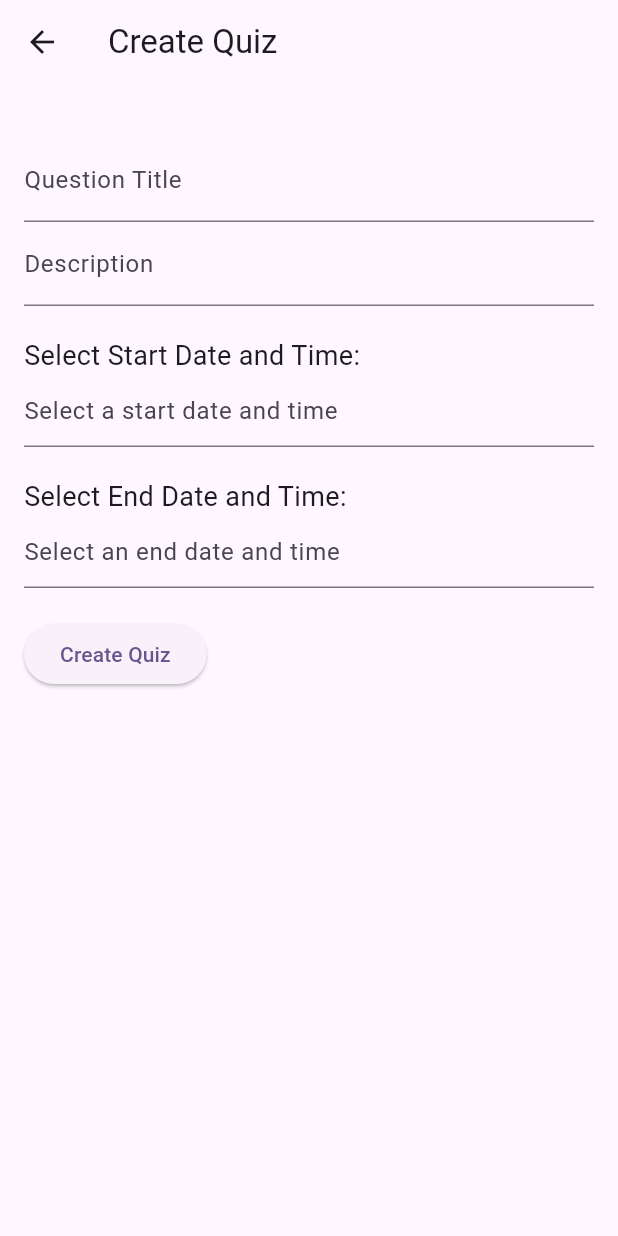
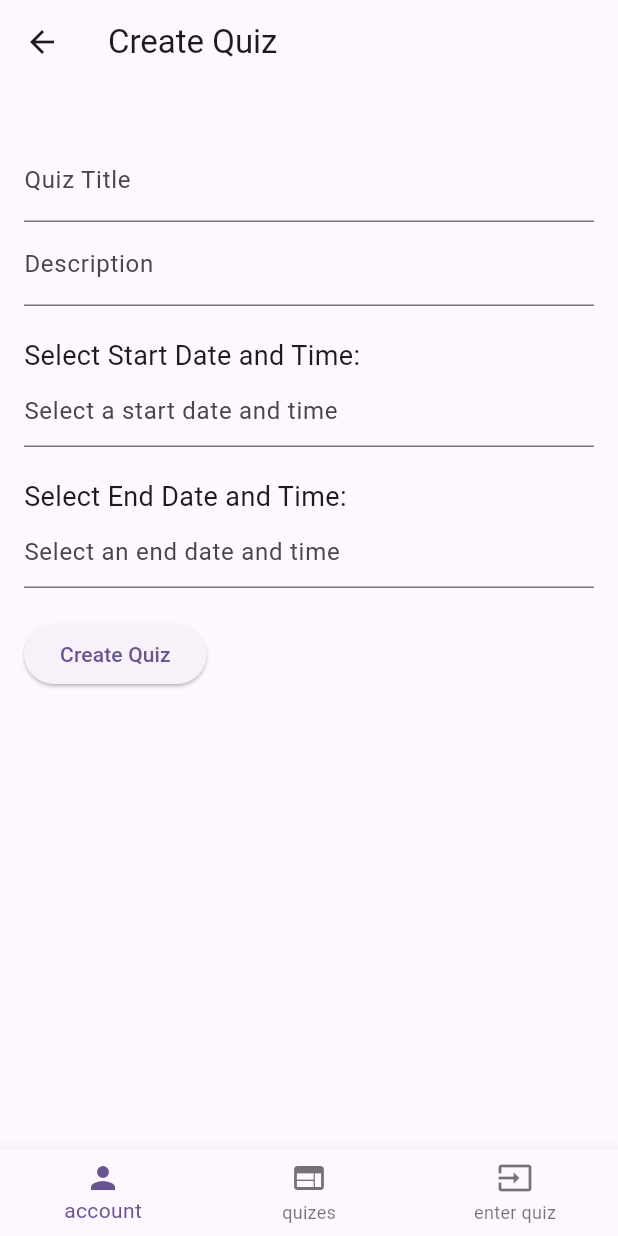
Before and after one commit to codemanbh/quizify, a Flutter app: the HomePage screen opened directly, after a tap on "Create Quiz", on a phone screen of 412 x 824 dp. Run offline on Flutter 3.47's test engine with Material 3 defaults, Android fonts, the phone set to English and light mode, and no system bars; our stand-ins replace cloud_firestore, firebase_auth, firebase_core, flutter_dotenv; accounts and stored records are empty.

Commit message:
int the way to refactor question in include deferent types of questions

```diff
--- a/lib/main.dart
+++ b/lib/main.dart
@@ -24,6 +24,7 @@ import './pages/AllQuizesPage.dart';
 import './pages/TestPage.dart';
 import './pages/LoginPage.dart';
 import './pages/EnterQuizIdPage.dart';
+import './pages/CreateQuizPage.dart';
 
 void main() async {
   await dotenv.load(); // loud the env variables
@@ -49,7 +50,7 @@ class MyApp extends StatelessWidget {
     return MaterialApp(
       title: 'Flutter Demo',
       initialRoute:
-          '/enterQuizIdPage', // change to what you are currently work on
+          '/createQuizPage', // change to what you are currently work on
       routes: {
         // all the routs (pages) in the app
         '/createQuiestionPage': (context) => CreateQuiestionPage(),
@@ -66,7 +67,8 @@ class MyApp extends StatelessWidget {
         '/loginPage': (context) => LoginPage(),
         '/enterQuizIdPage': (context) => EnterQuizIdPage(),
         // '/testPage': (context) =>
-        '/AdminProfilePage': (context) => AdminProfilePage()
+        '/AdminProfilePage': (context) => AdminProfilePage(),
+        '/createQuizPage': (context) => CreateQuizPage()
       },
       theme: ThemeData(
         colorScheme: ColorScheme.fromSeed(seedColor: Colors.deepPurple),
--- a/lib/models/Question.dart
+++ b/lib/models/Question.dart
@@ -6,16 +6,23 @@ import '../components/buildQuiz/WrittenWidget.dart';
 
 class Question {
   String id = '';
-  String quizId = ''; // Reference to the Quiz ID
+  String quizId = '';
   String question_type = "";
   String question_text = "";
-  List<String> possible_answers = [];
-  String? correct_answer = null;
-  double grade = 0;
-  bool isRequired = false;
+
+  List<String> possibleMcqAnswers = [];
+
+  double questionGrade = 0;
+  double studentGrade = 0;
+
+  bool? tfCorrectAnswer;
   bool? tfSelectedAnswer;
-  String? writtenAnswer;
-  int? mcqSelectedAnswer;
+
+  String? mcqCorrectAnswer;
+  String? mcqSelectedAnswer;
+
+  String? writtenCorrectAnswer;
+  String? writtenSelectedAnswer;
 
   dynamic getSelectedAnswer() {
     switch (question_type) {
@@ -41,7 +48,9 @@ class Question {
     Map<String, dynamic> selectedMap = {
       "questionID": id,
       "question_type": question_type,
-      "correct_answer": correct_answer,
+      "mcqCorrectAnswer": mcqCorrectAnswer,
+      "writtenCorrectAnswer": writtenCorrectAnswer,
+      "tfCorrectAnswer": tfCorrectAnswer,
     };
 
     // Assign grade based on the selected answer
--- a/lib/pages/CreateQuizPage.dart
+++ b/lib/pages/CreateQuizPage.dart
@@ -1,4 +1,6 @@
 import 'package:flutter/material.dart';
+import '../models/Quiz.dart';
+import '../components/CustomNavBar.dart';
 
 void main() {
   runApp(MyApp());
@@ -38,7 +40,7 @@ class HomePage extends StatelessWidget {
               child: Text('Create Quiz'),
             ),
             SizedBox(height: 10),
-            Text('Creat a new qize.',
+            Text('Creat a new Quiz',
                 style: TextStyle(
                     fontSize: 16,
                     color: Colors.red,
@@ -67,7 +69,7 @@ class CreateQuizPage extends StatefulWidget {
 }
 
 class _CreateQuizPageState extends State<CreateQuizPage> {
-  final TextEditingController _questionController = TextEditingController();
+  final TextEditingController _titleController = TextEditingController();
   final TextEditingController _descriptionController = TextEditingController();
   TextEditingController _startDateTimeController = TextEditingController();
   TextEditingController _endDateTimeController = TextEditingController();
@@ -75,23 +77,32 @@ class _CreateQuizPageState extends State<CreateQuizPage> {
   DateTime? _startDateTime;
   DateTime? _endDateTime;
 
-  void _createQuiz() {
-    final quiz = {
-      'questionText': _questionController.text,
-      'description': _descriptionController.text,
-      'startDateTime': _startDateTime?.toIso8601String(),
-      'endDateTime': _endDateTime?.toIso8601String(),
-    };
+  void goToCreateQuestionPage() {
+    // final quiz = {
+    //   'questionText': _questionController.value.text,
+    //   'description': _descriptionController.value.text, // TODO: make the get date logic
+    // 'startDateTime': _startDateTimeController.value?..toIso8601String(),
+    // 'endDateTime': _endDateTime?.toIso8601String(),
+    // };
 
-    print('Quiz Created: $quiz');
+    Quiz quiz = Quiz();
+    quiz.title = _titleController.value.text;
+    quiz.description = _descriptionController.value.text;
+    quiz.start_date = _startDateTime;
+    quiz.end_date = _endDateTime;
+
+    // print('Quiz Created: $quiz');
 
     // Clear inputs
-    _questionController.clear();
-    _descriptionController.clear();
-    _startDateTimeController.clear();
-    _endDateTimeController.clear();
-    _startDateTime = null;
-    _endDateTime = null;
+    // _questionController.clear();
+    // _descriptionController.clear();
+    // _startDateTimeController.clear();
+    // _endDateTimeController.clear();
+    // _startDateTime = null;
+    // _endDateTime = null;
+
+    Navigator.of(context).pushReplacementNamed('/createQuiestionPage',
+        arguments: {'quiz': quiz});
 
     ScaffoldMessenger.of(context).showSnackBar(
       SnackBar(content: Text('Quiz created successfully!')),
@@ -168,6 +179,7 @@ class _CreateQuizPageState extends State<CreateQuizPage> {
       appBar: AppBar(
         title: Text('Create Quiz'),
       ),
+      bottomNavigationBar: CustomNavBar(),
       body: Padding(
         padding: const EdgeInsets.all(16.0),
         child: Column(
@@ -175,8 +187,8 @@ class _CreateQuizPageState extends State<CreateQuizPage> {
           children: [
             SizedBox(height: 20),
             TextField(
-              controller: _questionController,
-              decoration: InputDecoration(labelText: 'Question Title'),
+              controller: _titleController,
+              decoration: InputDecoration(labelText: 'Quiz Title'),
             ),
             TextField(
               controller: _descriptionController,
@@ -208,7 +220,7 @@ class _CreateQuizPageState extends State<CreateQuizPage> {
             ),
             SizedBox(height: 20),
             ElevatedButton(
-              onPressed: _createQuiz,
+              onPressed: goToCreateQuestionPage,
               child: Text('Create Quiz'),
             ),
           ],
```
Also changed, not shown: lib/components/TrueFalse.dart (+48 -16 lines), lib/components/Written.dart (+11 -3 lines), lib/pages/CreateQuiestionPage.dart (+98 -12 lines).
